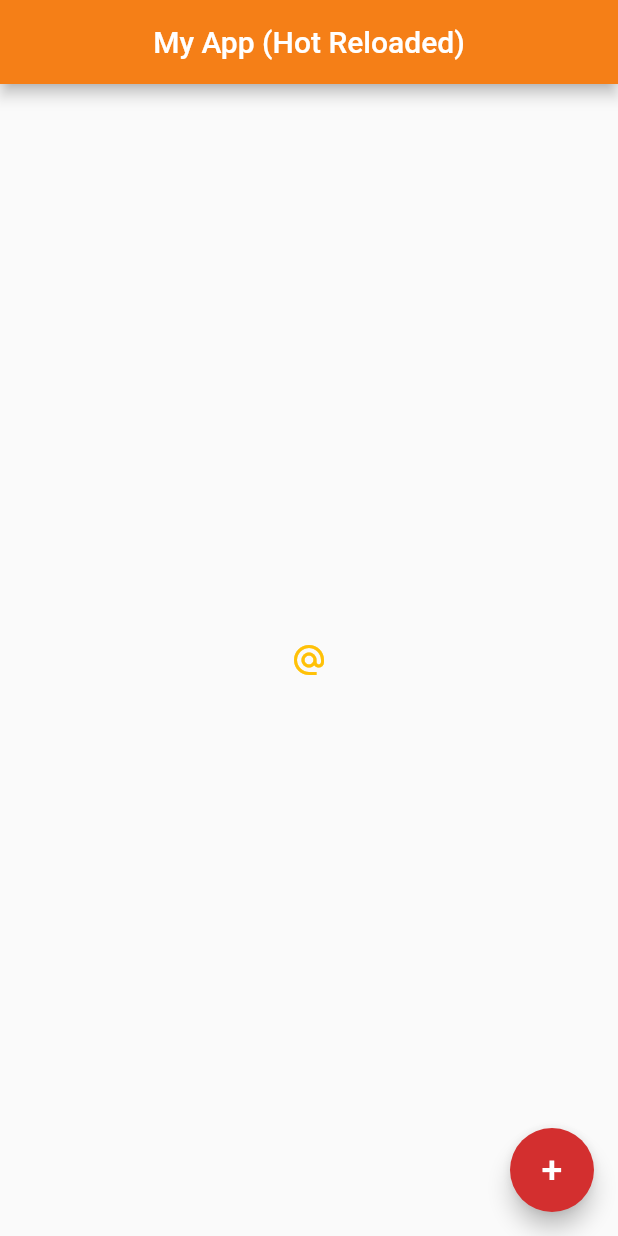
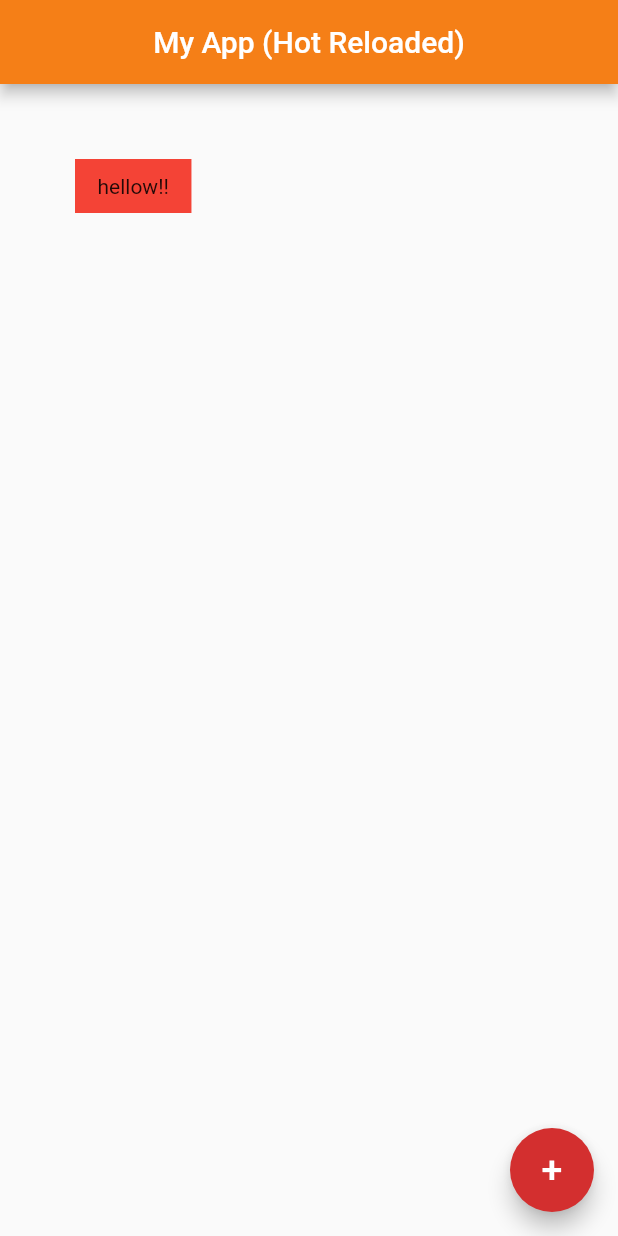
Before and after one commit to vitohamza/belajarFlutter, a Flutter app: the screen it shows after launch, on a phone screen of 412 x 824 dp. Run offline on Flutter 3.47's test engine with Material 2 defaults, Android fonts, the phone set to English and light mode, and no system bars.

Commit message:
#10 Commit

```diff
--- a/lib/main.dart
+++ b/lib/main.dart
@@ -15,7 +15,7 @@ class Home extends StatelessWidget {
           centerTitle: true,
           backgroundColor: Colors.yellow[900],
         ),
-        body: Center(
+        // body: Center(
           // child: Image(
           //   image: AssetImage("assets/sakura.webp")
           // ),
@@ -34,13 +34,20 @@ class Home extends StatelessWidget {
           //   label: Text('click'),
           //   color: Colors.lightGreenAccent,
           // ),
-          child: IconButton(
-            onPressed: () {
-              print('you clicked me!');
-            },
-            icon: Icon(Icons.alternate_email),
-            color: Colors.amber,
-          ),
+        //   child: IconButton(
+        //     onPressed: () {
+        //       print('you clicked me!');
+        //     },
+        //     icon: Icon(Icons.alternate_email),
+        //     color: Colors.amber,
+        //   ),
+        // ),
+        body: Container(
+          padding: EdgeInsets.symmetric(horizontal: 15,
+              vertical:  10),
+          margin: EdgeInsets.all(50),
+          color: Colors.red,
+          child: Text('hellow!!'),
         ),
         floatingActionButton: FloatingActionButton(
           onPressed: () {},
```
